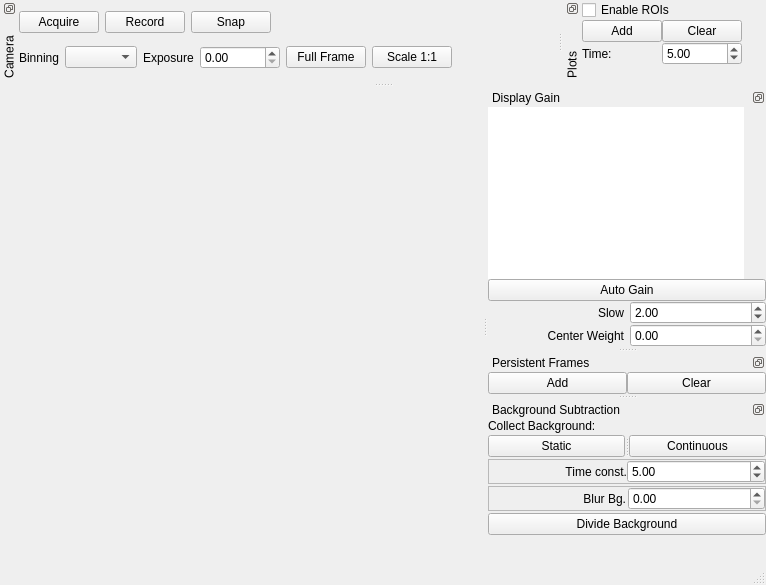
First picture: the form in lib/modules/Camera/CameraTemplate.ui, repository acq4/acq4, before the edit.
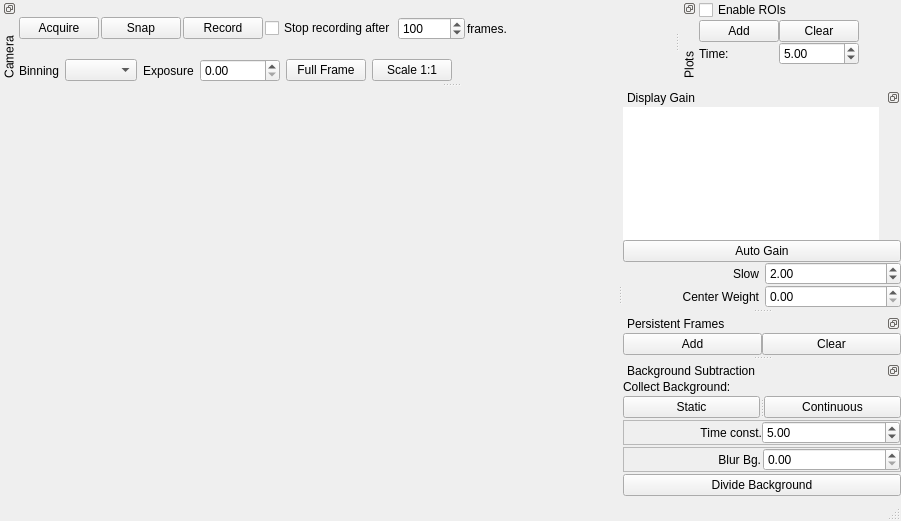
Second picture: the form after the edit. Custom widgets are drawn as their Qt base class.

Commit message: -added ability to record a specific number of frames to CameraModule -made FeedbackButton threadsafe

Diff of the .ui file:
```diff
--- a/lib/modules/Camera/CameraTemplate.ui
+++ b/lib/modules/Camera/CameraTemplate.ui
@@ -6,8 +6,8 @@
    <rect>
     <x>0</x>
     <y>0</y>
-    <width>766</width>
-    <height>585</height>
+    <width>901</width>
+    <height>521</height>
    </rect>
   </property>
   <property name="windowTitle">
@@ -51,18 +51,9 @@
     <number>4</number>
    </attribute>
    <widget class="QWidget" name="dockWidgetContents">
-    <layout class="QVBoxLayout">
-     <property name="spacing">
-      <number>2</number>
-     </property>
-     <property name="margin">
-      <number>0</number>
-     </property>
-     <item>
-      <layout class="QHBoxLayout">
-       <property name="spacing">
-        <number>6</number>
-       </property>
+    <layout class="QGridLayout" name="gridLayout_2">
+     <item row="0" column="0">
+      <layout class="QHBoxLayout" name="horizontalLayout_5">
        <item>
         <widget class="QPushButton" name="btnAcquire">
          <property name="toolTip">
@@ -77,6 +68,22 @@
          </property>
         </widget>
        </item>
+       <item>
+        <widget class="FeedbackButton" name="btnSnap">
+         <property name="toolTip">
+          <string>&lt;!DOCTYPE HTML PUBLIC &quot;-//W3C//DTD HTML 4.0//EN&quot; &quot;http://www.w3.org/TR/REC-html40/strict.dtd&quot;&gt;
+&lt;html&gt;&lt;head&gt;&lt;meta name=&quot;qrichtext&quot; content=&quot;1&quot; /&gt;&lt;style type=&quot;text/css&quot;&gt;
+p, li { white-space: pre-wrap; }
+&lt;/style&gt;&lt;/head&gt;&lt;body style=&quot; font-family:'MS Shell Dlg 2'; font-size:8.25pt; font-weight:400; font-style:normal;&quot;&gt;
+&lt;p style=&quot; margin-top:0px; margin-bottom:0px; margin-left:0px; margin-right:0px; -qt-block-indent:0; text-indent:0px;&quot;&gt;&lt;span style=&quot; font-size:8pt;&quot;&gt;Record a single frame. &lt;/span&gt;&lt;/p&gt;
+&lt;p style=&quot; margin-top:0px; margin-bottom:0px; margin-left:0px; margin-right:0px; -qt-block-indent:0; text-indent:0px;&quot;&gt;&lt;span style=&quot; font-size:8pt;&quot;&gt;Image is written to the current storage directory set in &lt;/span&gt;&lt;/p&gt;
+&lt;p style=&quot; margin-top:0px; margin-bottom:0px; margin-left:0px; margin-right:0px; -qt-block-indent:0; text-indent:0px;&quot;&gt;&lt;span style=&quot; font-size:8pt;&quot;&gt;the data manager window.&lt;/span&gt;&lt;/p&gt;&lt;/body&gt;&lt;/html&gt;</string>
+         </property>
+         <property name="text">
+          <string>Snap</string>
+         </property>
+        </widget>
+       </item>
        <item>
         <widget class="QPushButton" name="btnRecord">
          <property name="enabled">
@@ -99,12 +106,42 @@
         </widget>
        </item>
        <item>
-        <widget class="QPushButton" name="btnSnap">
+        <widget class="QCheckBox" name="recordXframesCheck">
          <property name="text">
-          <string>Snap</string>
+          <string>Stop recording after</string>
          </property>
         </widget>
        </item>
+       <item>
+        <layout class="QHBoxLayout" name="horizontalLayout_4">
+         <item>
+          <widget class="QSpinBox" name="recordXframesSpin">
+           <property name="enabled">
+            <bool>true</bool>
+           </property>
+           <property name="minimum">
+            <number>1</number>
+           </property>
+           <property name="maximum">
+            <number>1000000</number>
+           </property>
+           <property name="value">
+            <number>100</number>
+           </property>
+          </widget>
+         </item>
+         <item>
+          <widget class="QLabel" name="framesLabel">
+           <property name="enabled">
+            <bool>true</bool>
+           </property>
+           <property name="text">
+            <string>frames.</string>
+           </property>
+          </widget>
+         </item>
+        </layout>
+       </item>
        <item>
         <spacer>
          <property name="orientation">
@@ -120,7 +157,7 @@
        </item>
       </layout>
      </item>
-     <item>
+     <item row="1" column="0">
       <layout class="QHBoxLayout">
        <property name="spacing">
         <number>6</number>
@@ -652,6 +689,11 @@
    <header>pyqtgraph.GradientWidget</header>
    <container>1</container>
   </customwidget>
+  <customwidget>
+   <class>FeedbackButton</class>
+   <extends>QPushButton</extends>
+   <header>FeedbackButton</header>
+  </customwidget>
  </customwidgets>
  <resources/>
  <connections/>
```
Left out of the diff: 41 changed lines with no effect on the pictures. The commit also changes 4 other files.
